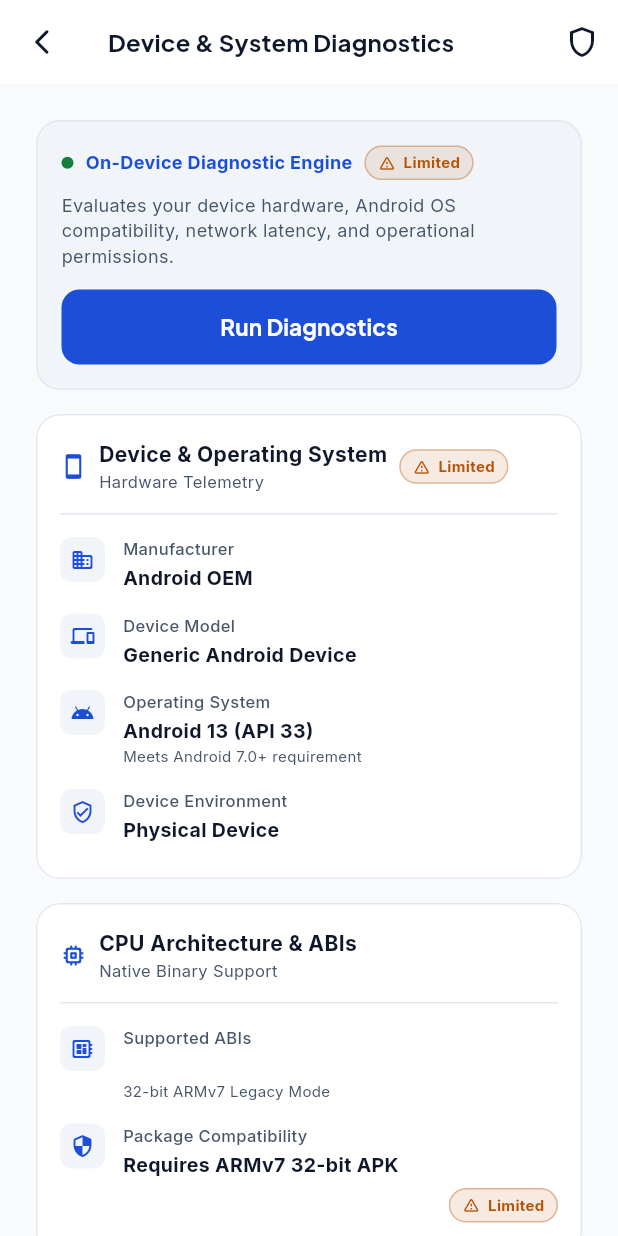
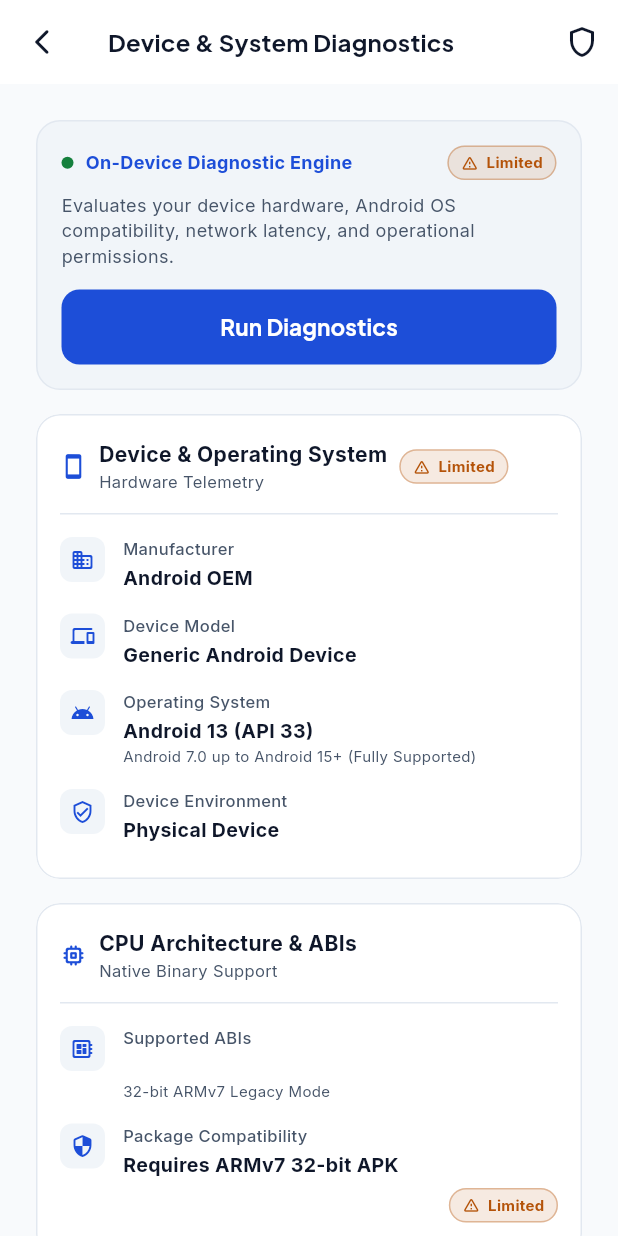
Before and after one commit to Ti838/SKAVIA, a Flutter app: the DeviceDiagnosticsScreen screen opened by its route, after a tap on "Run Diagnostics", on a phone screen of 412 x 824 dp. Run offline on Flutter 3.47's test engine with Material 3 defaults, Android fonts, the phone set to English and light mode, and no system bars; our stand-ins replace audioplayers, device_info_plus, firebase_auth, firebase_core, firebase_storage, flutter_local_notifications and 9 more; accounts and stored records are empty; network calls fail.

Commit message:
feat(diagnostics): expand 5G and modern smartphone architecture telemetry and UI labeling

```diff
--- a/lib/features/diagnostics/data/services/network_probe_service.dart
+++ b/lib/features/diagnostics/data/services/network_probe_service.dart
@@ -39,12 +39,21 @@ class NetworkProbeService {
         quality = DiagnosticStatus.limited; // High latency
       }
 
+      String connType;
+      if (latency < 80) {
+        connType = '5G / Ultra-Fast Broadband';
+      } else if (latency < 200) {
+        connType = '4G LTE / High-Speed';
+      } else {
+        connType = 'Mobile Data / Standard Connection';
+      }
+
       return NetworkBenchmark(
         isOnline: isSuccess,
         latencyMs: latency,
         testEndpoint: endpoint,
         quality: quality,
-        connectionType: 'Active IP Connection',
+        connectionType: connType,
       );
     } catch (_) {
       stopwatch.stop();
--- a/lib/features/diagnostics/presentation/screens/device_diagnostics_screen.dart
+++ b/lib/features/diagnostics/presentation/screens/device_diagnostics_screen.dart
@@ -171,14 +171,7 @@ class _DeviceDiagnosticsScreenState extends State<DeviceDiagnosticsScreen> {
       child: Column(
         crossAxisAlignment: CrossAxisAlignment.start,
         children: [
-          Wrap(
-            alignment: WrapAlignment.spaceBetween,
-            crossAxisAlignment: WrapCrossAlignment.center,
-            spacing: 8,
-            runSpacing: 6,
-            children: [
           Row(
-                mainAxisSize: MainAxisSize.min,
             children: [
               Container(
                 width: 8,
@@ -189,7 +182,7 @@ class _DeviceDiagnosticsScreenState extends State<DeviceDiagnosticsScreen> {
                 ),
               ),
               const SizedBox(width: 8),
-                  Flexible(
+              Expanded(
                 child: Text(
                   isBn ? 'লোকাল ডায়াগনস্টিক ইঞ্জিন' : 'On-Device Diagnostic Engine',
                   maxLines: 1,
@@ -201,13 +194,13 @@ class _DeviceDiagnosticsScreenState extends State<DeviceDiagnosticsScreen> {
                   ),
                 ),
               ),
-                ],
-              ),
-              if (_report != null)
+              if (_report != null) ...[
+                const SizedBox(width: 8),
                 DiagnosticStatusBadge(
                   status: _report!.hardware.compatibilityStatus,
                   compact: true,
                 ),
+              ],
             ],
           ),
           const SizedBox(height: 8),
@@ -267,7 +260,7 @@ class _DeviceDiagnosticsScreenState extends State<DeviceDiagnosticsScreen> {
           title: isBn ? 'ওএস ভার্সন' : 'Operating System',
           value: '${hw.osName} ${hw.osVersion} (API ${hw.sdkInt})',
           subtitle: hw.isMinSdkSatisfied
-              ? (isBn ? 'Android 7.0+ প্রয়োজনীয়তা পূরণ করেছে' : 'Meets Android 7.0+ requirement')
+              ? (isBn ? 'Android 7.0 থেকে Android 15+ (সকল ফোনে কার্যকর)' : 'Android 7.0 up to Android 15+ (Fully Supported)')
               : (isBn ? 'Android 7.0 এর নিচে - অসমর্থিত' : 'Below Android 7.0 - Unsupported'),
         ),
         HardwareSpecTile(
@@ -294,14 +287,14 @@ class _DeviceDiagnosticsScreenState extends State<DeviceDiagnosticsScreen> {
           title: isBn ? 'সমর্থিত ABIs' : 'Supported ABIs',
           value: hw.supportedAbis.join(', '),
           subtitle: hw.is64BitArm
-              ? (isBn ? '৬৪-বিট ARM64 আর্কিটেকচার সক্রিয়' : '64-bit ARM64 Architecture Verified')
+              ? (isBn ? 'আধুনিক 5G ও 4G আর্কিটেকচার (ARM64-v8a) সক্রিয়' : 'Modern 5G & 4G Architecture (ARM64-v8a) Active')
               : (isBn ? '৩২-বিট ARMv7 লিগ্যাসি মোড' : '32-bit ARMv7 Legacy Mode'),
         ),
         HardwareSpecTile(
           icon: Icons.security_rounded,
           title: isBn ? 'প্যাকেজ ইনস্টলার কমপ্লায়েন্স' : 'Package Compatibility',
           value: hw.isMinSdkSatisfied && hw.is64BitArm
-              ? (isBn ? 'ARM64 Production APK সমর্থিত' : 'Fully Compatible with ARM64 Production APK')
+              ? (isBn ? 'সকল 5G ও 4G স্মার্টফোনে ১০০% সমর্থিত' : '100% Compatible with all 5G & 4G Smartphones')
               : (isBn ? 'ARMv7 32-bit APK প্রয়োজন' : 'Requires ARMv7 32-bit APK'),
           trailing: DiagnosticStatusBadge(
             status: hw.compatibilityStatus,
```
Also changed, not shown: 2 other files. Lines whose indentation alone changed are shown as unchanged.
